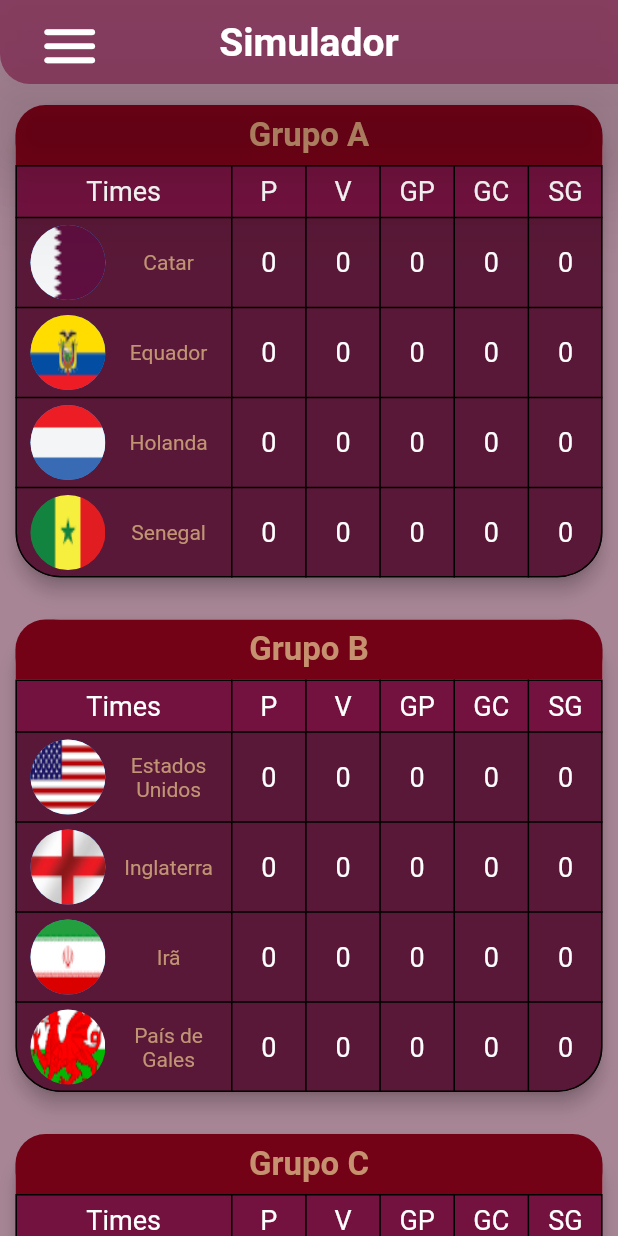
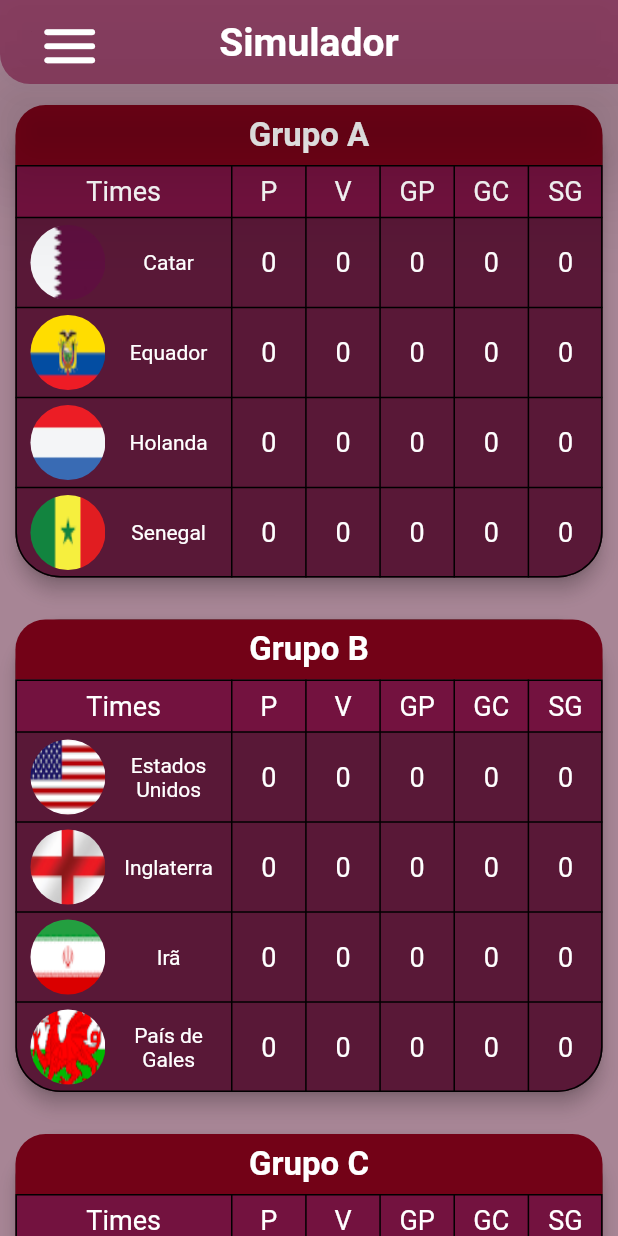
Before and after one commit to Serginho-Cruz/Futebol, a Flutter app: the screen it shows after launch, on a phone screen of 412 x 824 dp. Run offline on Flutter 3.47's test engine with Material 2 defaults, Android fonts, the phone set to English and light mode, and no system bars; our stand-ins replace dartz, equatable, faker, flutter_modular, flutter_triple, sqflite; accounts and stored records are empty.

Commit message:
Group Screen semi-finished (table is not scroling)

```diff
--- a/lib/app/app_widget.dart
+++ b/lib/app/app_widget.dart
@@ -9,12 +9,23 @@ class AppWidget extends StatelessWidget {
     return MaterialApp.router(
       theme: ThemeData(
         textTheme: const TextTheme(
-          bodyText2: TextStyle(
-            color: Color.fromRGBO(217, 178, 130, 0.81),
+          bodyMedium: TextStyle(
+            color: Colors.white,
             fontSize: 14.0,
           ),
         ),
-        backgroundColor: const Color.fromARGB(135, 89, 21, 55),
+        colorScheme: const ColorScheme(
+            brightness: Brightness.dark,
+            primary: Color.fromRGBO(80, 24, 55, 1),
+            onPrimary: Colors.white,
+            secondary: Color.fromRGBO(115, 18, 63, 1),
+            onSecondary: Colors.white,
+            error: Color.fromARGB(216, 209, 8, 4),
+            onError: Colors.white,
+            background: Color.fromARGB(135, 89, 21, 55),
+            onBackground: Colors.white,
+            surface: Color.fromRGBO(80, 24, 55, 1),
+            onSurface: Colors.white),
         scaffoldBackgroundColor: const Color.fromARGB(135, 89, 24, 55),
         appBarTheme: const AppBarTheme(
           centerTitle: true,
--- a/lib/app/modules/simulator/src/presenter/widgets/group_table.dart
+++ b/lib/app/modules/simulator/src/presenter/widgets/group_table.dart
@@ -21,7 +21,7 @@ class GroupTable extends StatelessWidget {
     List<TableRow> rows = [];
     var width = MediaQuery.of(context).size.width;
 
-    rows.add(_generateIndexRow());
+    rows.add(_generateIndexRow(context));
 
     for (var selection in selections) {
       selection.id % 4 != 0
@@ -57,8 +57,8 @@ class GroupTable extends StatelessWidget {
                   child: Center(
                     child: Text(
                       'Grupo $group',
-                      style: const TextStyle(
-                        color: Color.fromRGBO(217, 178, 130, 0.81),
+                      style: TextStyle(
+                        color: Theme.of(context).textTheme.bodyMedium?.color,
                         fontSize: 22.0,
                         fontWeight: FontWeight.bold,
                       ),
@@ -135,12 +135,12 @@ TableRow _generateLastRow(Selecao selection) {
   );
 }
 
-TableRow _generateIndexRow() {
-  return const TableRow(
+TableRow _generateIndexRow(BuildContext context) {
+  return TableRow(
     decoration: BoxDecoration(
-      color: Color.fromRGBO(115, 18, 63, 1),
+      color: Theme.of(context).colorScheme.secondary,
     ),
-    children: [
+    children: const [
       TableIndex(text: 'Times'),
       TableIndex(text: 'P'),
       TableIndex(text: 'V'),
@@ -164,7 +164,6 @@ TableRow _generateRow(Selecao selection, double width) {
             width: 50.0,
             height: 60.0,
             decoration: BoxDecoration(
-              color: Colors.blue,
               shape: BoxShape.circle,
               image: DecorationImage(
                 image: AssetImage('images/flags/${selection.bandeira}.png'),
```
Also changed, not shown: lib/app/modules/simulator/src/presenter/screens/group_screen.dart (+48 -4 lines), lib/app/modules/simulator/src/presenter/widgets/match_card.dart (+46 -59 lines), lib/app/modules/simulator/src/presenter/widgets/match_card_image.dart (added, +24 -0 lines), lib/app/modules/simulator/src/presenter/widgets/match_point.dart (added, +32 -0 lines), pubspec.lock.
